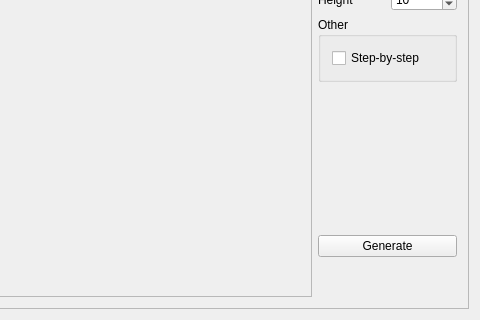
Qt form maze_generator_view/mainwindow.ui (roman-verchikov/maze_generator_project) before a commit; both pictures show x 330 to 810 and y 227 to 547 of the 810 by 547 pixel window.
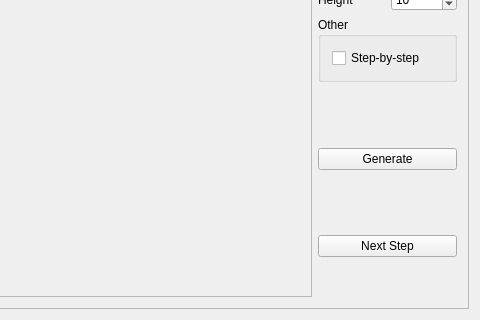
The same form after that commit. Custom widgets are drawn as their Qt base class.

Commit message: Maze is now generated step-by-step, although unable to display it, probably due to wrong drawing process.

Patch:
```diff
--- a/maze_generator_view/mainwindow.ui
+++ b/maze_generator_view/mainwindow.ui
@@ -227,6 +227,26 @@
              </property>
             </widget>
            </item>
+           <item>
+            <spacer name="verticalSpacer_4">
+             <property name="orientation">
+              <enum>Qt::Vertical</enum>
+             </property>
+             <property name="sizeHint" stdset="0">
+              <size>
+               <width>20</width>
+               <height>40</height>
+              </size>
+             </property>
+            </spacer>
+           </item>
+           <item>
+            <widget class="QPushButton" name="nextStepButton">
+             <property name="text">
+              <string>Next Step</string>
+             </property>
+            </widget>
+           </item>
            <item>
             <spacer name="verticalSpacer">
              <property name="orientation">
```
The commit also changes 20 other files.
